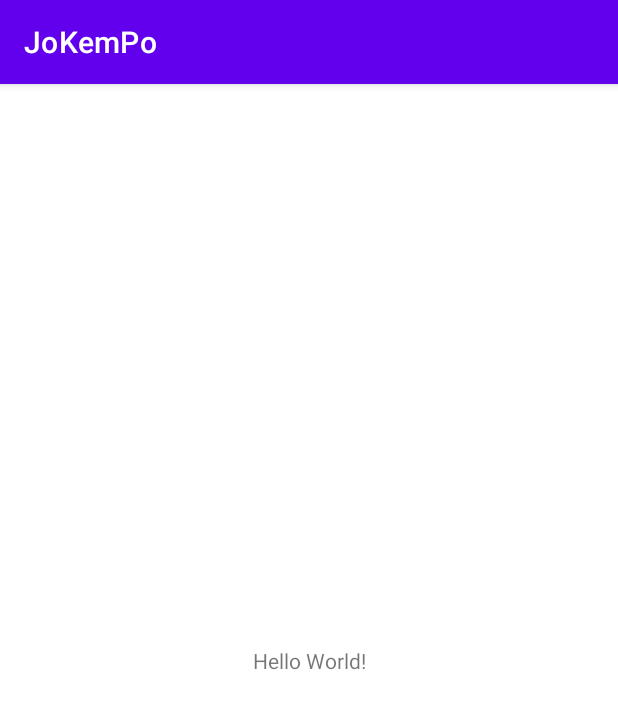
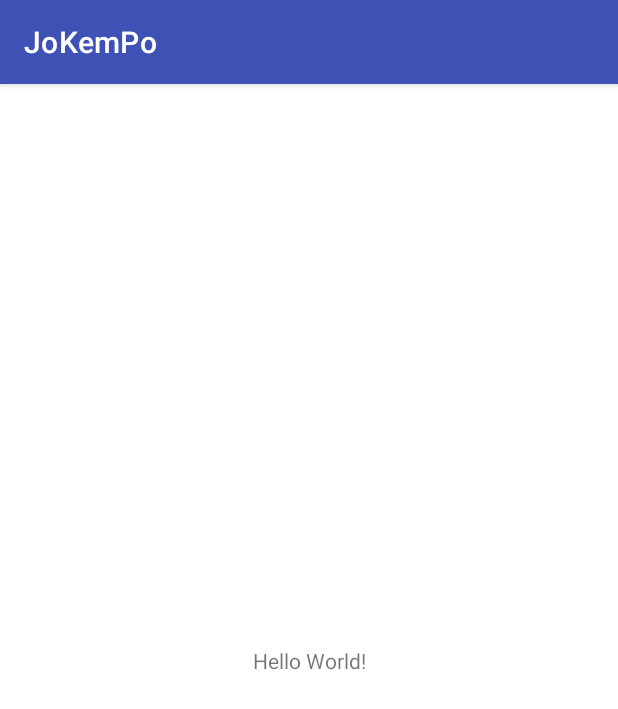
Before and after one commit to LucasOliveiraSimao/JoKemPo, an Android app: the screen it shows after launch (MainActivity), on a phone screen of 412 x 824 dp. Shown: the top 709 px of the screen. Run offline under Robolectric (Android 15) with nearby library versions, the phone set to English and light mode, and no system bars.

Commit message:
Colors added to the project

```diff
--- a/app/src/main/res/values-night/themes.xml
+++ /dev/null
@@ -1,16 +0,0 @@
-<resources xmlns:tools="http://schemas.android.com/tools">
-    <!-- Base application theme. -->
-    <style name="Theme.JoKemPo" parent="Theme.MaterialComponents.DayNight.DarkActionBar">
-        <!-- Primary brand color. -->
-        <item name="colorPrimary">@color/purple_200</item>
-        <item name="colorPrimaryVariant">@color/purple_700</item>
-        <item name="colorOnPrimary">@color/black</item>
-        <!-- Secondary brand color. -->
-        <item name="colorSecondary">@color/teal_200</item>
-        <item name="colorSecondaryVariant">@color/teal_200</item>
-        <item name="colorOnSecondary">@color/black</item>
-        <!-- Status bar color. -->
-        <item name="android:statusBarColor" tools:targetApi="l">?attr/colorPrimaryVariant</item>
-        <!-- Customize your theme here. -->
-    </style>
-</resources>
--- a/app/src/main/res/values/colors.xml
+++ b/app/src/main/res/values/colors.xml
@@ -1,10 +1,6 @@
 <?xml version="1.0" encoding="utf-8"?>
 <resources>
-    <color name="purple_200">#FFBB86FC</color>
-    <color name="purple_500">#FF6200EE</color>
-    <color name="purple_700">#FF3700B3</color>
-    <color name="teal_200">#FF03DAC5</color>
-    <color name="teal_700">#FF018786</color>
-    <color name="black">#FF000000</color>
-    <color name="white">#FFFFFFFF</color>
+    <color name="colorPrimary">#3F51B5</color>
+    <color name="colorPrimaryDark">#303F9F</color>
+    <color name="colorAccent">#FF4081</color>
 </resources>
--- a/app/src/main/res/values/themes.xml
+++ b/app/src/main/res/values/themes.xml
@@ -2,15 +2,9 @@
     <!-- Base application theme. -->
     <style name="Theme.JoKemPo" parent="Theme.MaterialComponents.DayNight.DarkActionBar">
         <!-- Primary brand color. -->
-        <item name="colorPrimary">@color/purple_500</item>
-        <item name="colorPrimaryVariant">@color/purple_700</item>
-        <item name="colorOnPrimary">@color/white</item>
+        <item name="colorPrimary">@color/colorPrimary</item>
+        <item name="colorPrimaryVariant">@color/colorPrimaryDark</item>
         <!-- Secondary brand color. -->
-        <item name="colorSecondary">@color/teal_200</item>
-        <item name="colorSecondaryVariant">@color/teal_700</item>
-        <item name="colorOnSecondary">@color/black</item>
-        <!-- Status bar color. -->
-        <item name="android:statusBarColor" tools:targetApi="l">?attr/colorPrimaryVariant</item>
-        <!-- Customize your theme here. -->
+        <item name="colorSecondary">@color/colorAccent</item>
     </style>
 </resources>
```
